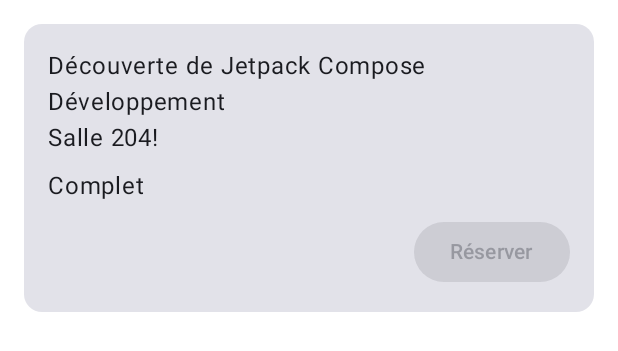
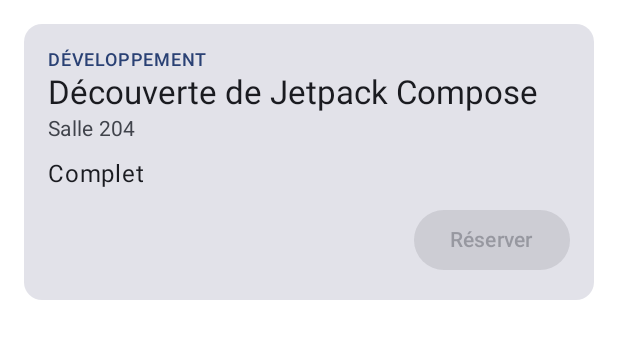
Before and after one commit to LucasMarrot/campus, an Android app built with Jetpack Compose: the @Preview function EventCardFullPreview, on a phone screen of 412 x 824 dp. Shown: the top 351 px of the screen. Run offline under Robolectric (Android 15) with nearby library versions, the phone set to English and light mode, and no system bars.

Commit message:
Exo2 - Partie1 - 4 : création de EventListScreen avec Scaffold, TopAppBar et LazyColumn avec key

```diff
--- a/app/src/main/java/fr/cnam/campus/MainActivity.kt
+++ b/app/src/main/java/fr/cnam/campus/MainActivity.kt
@@ -20,6 +20,12 @@ import androidx.compose.ui.tooling.preview.Preview
 import androidx.compose.ui.unit.dp
 import fr.cnam.campus.ui.theme.CampusTheme
 import androidx.compose.material3.Card
+import androidx.compose.material3.MaterialTheme
+import androidx.compose.foundation.lazy.LazyColumn
+import androidx.compose.foundation.lazy.items
+import androidx.compose.material3.ExperimentalMaterial3Api
+import androidx.compose.material3.TopAppBar
+import androidx.compose.foundation.layout.PaddingValues
 
 class MainActivity : ComponentActivity() {
     override fun onCreate(savedInstanceState: Bundle?) {
@@ -52,12 +58,26 @@ fun GreetingPreview() {
 }
 
 @Composable
-fun EventHeader(title: String, category: String, location: String?){
-    Column {
-        Text(title)
-        Text(category)
+fun EventHeader(
+    title: String,
+    category: String,
+    location: String?,
+    modifier: Modifier = Modifier
+) {
+    Column(modifier = modifier) {
         Text(
-            text = location?.takeIf { it.isNotBlank() }?.let { "$it!" } ?: "Lieu à confirmer"
+            text = category.uppercase(),
+            style = MaterialTheme.typography.labelMedium,
+            color = MaterialTheme.colorScheme.primary
+        )
+        Text(
+            text = title,
+            style = MaterialTheme.typography.titleLarge
+        )
+        Text(
+            text = location?.takeIf { it.isNotBlank() } ?: "Lieu à confirmer",
+            style = MaterialTheme.typography.bodyMedium,
+            color = MaterialTheme.colorScheme.onSurfaceVariant
         )
     }
 }
@@ -183,3 +203,38 @@ fun EventCardFullPreview() {
         )
     }
 }
+
+@OptIn(ExperimentalMaterial3Api::class)
+@Composable
+fun EventListScreen(
+    events: List<Event>,
+    onEventClick: (Event) -> Unit,
+    onBookClick: (Event) -> Unit,
+    modifier: Modifier = Modifier
+) {
+    Scaffold(
+        topBar = {
+            TopAppBar(
+                title = { Text("Campus") }
+            )
+        },
+        modifier = modifier
+    ) { innerPadding ->
+        LazyColumn(
+            modifier = Modifier.padding(innerPadding),
+            contentPadding = PaddingValues(16.dp),
+            verticalArrangement = Arrangement.spacedBy(16.dp)
+        ) {
+            items(
+                items = events,
+                key = { event -> event.id }
+            ) { event ->
+                EventCard(
+                    event = event,
+                    onClick = { onEventClick(event) },
+                    onBook = { onBookClick(event) }
+                )
+            }
+        }
+    }
+}
```
